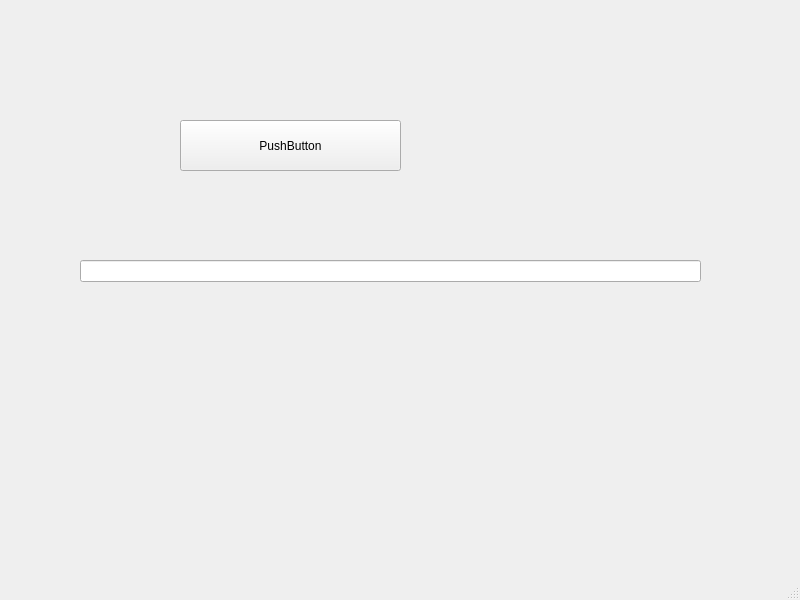
Qt form GUItest.ui (inter-malchik/leaders_of_digital_white_bears) before a commit.
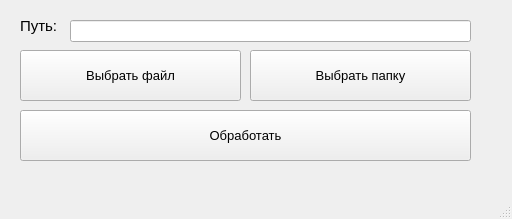
The same form after that commit.

What changed in the file:
```diff
--- a/GUItest.ui
+++ b/GUItest.ui
@@ -6,8 +6,8 @@
    <rect>
     <x>0</x>
     <y>0</y>
-    <width>800</width>
-    <height>600</height>
+    <width>512</width>
+    <height>219</height>
    </rect>
   </property>
   <property name="windowTitle">
@@ -17,26 +17,85 @@
    <widget class="QPushButton" name="pushButton">
     <property name="geometry">
      <rect>
-      <x>180</x>
-      <y>120</y>
+      <x>20</x>
+      <y>50</y>
       <width>221</width>
       <height>51</height>
      </rect>
     </property>
+    <property name="font">
+     <font>
+      <pointsize>10</pointsize>
+     </font>
+    </property>
     <property name="text">
-     <string>PushButton</string>
+     <string>Выбрать файл</string>
     </property>
    </widget>
    <widget class="QLineEdit" name="lineEdit">
     <property name="geometry">
      <rect>
-      <x>80</x>
-      <y>260</y>
-      <width>621</width>
+      <x>70</x>
+      <y>20</y>
+      <width>401</width>
       <height>22</height>
      </rect>
     </property>
    </widget>
+   <widget class="QLabel" name="label">
+    <property name="geometry">
+     <rect>
+      <x>20</x>
+      <y>10</y>
+      <width>55</width>
+      <height>31</height>
+     </rect>
+    </property>
+    <property name="font">
+     <font>
+      <pointsize>11</pointsize>
+     </font>
+    </property>
+    <property name="text">
+     <string>Путь:</string>
+    </property>
+   </widget>
+   <widget class="QPushButton" name="directoryButton">
+    <property name="geometry">
+     <rect>
+      <x>250</x>
+      <y>50</y>
+      <width>221</width>
+      <height>51</height>
+     </rect>
+    </property>
+    <property name="font">
+     <font>
+      <pointsize>10</pointsize>
+     </font>
+    </property>
+    <property name="text">
+     <string>Выбрать папку</string>
+    </property>
+   </widget>
+   <widget class="QPushButton" name="handlerButton">
+    <property name="geometry">
+     <rect>
+      <x>20</x>
+      <y>110</y>
+      <width>451</width>
+      <height>51</height>
+     </rect>
+    </property>
+    <property name="font">
+     <font>
+      <pointsize>10</pointsize>
+     </font>
+    </property>
+    <property name="text">
+     <string>Обработать</string>
+    </property>
+   </widget>
   </widget>
   <widget class="QMenuBar" name="menubar">
    <property name="geometry">
```
Left out of the diff: 4 changed lines with no effect on the pictures.
